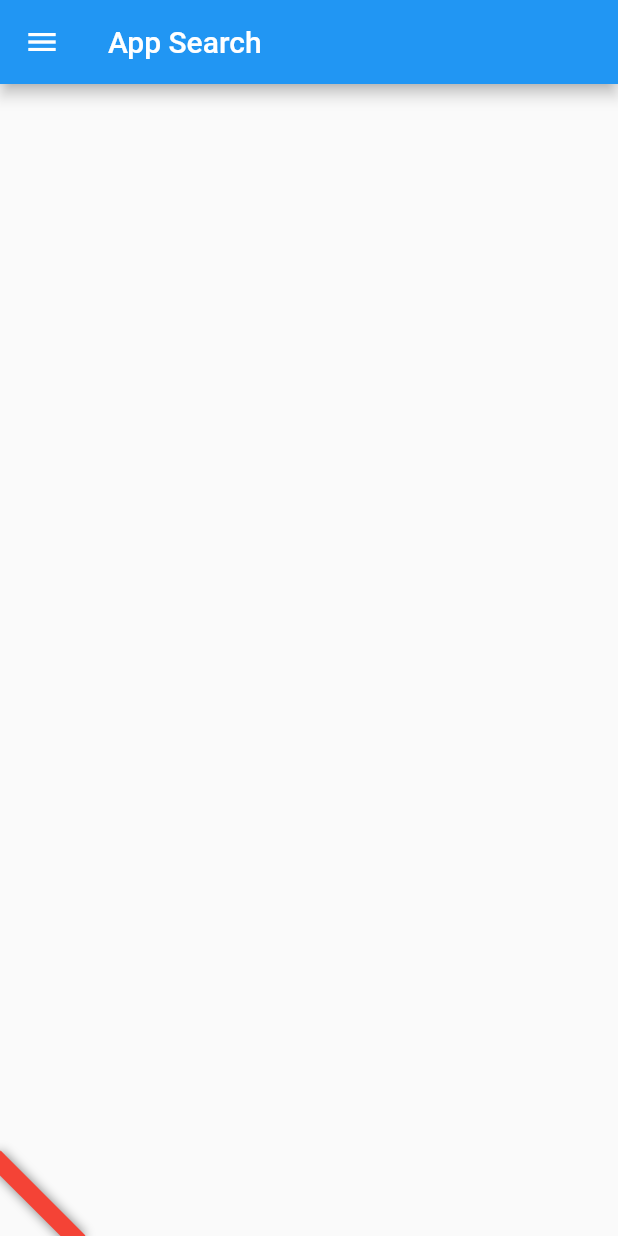
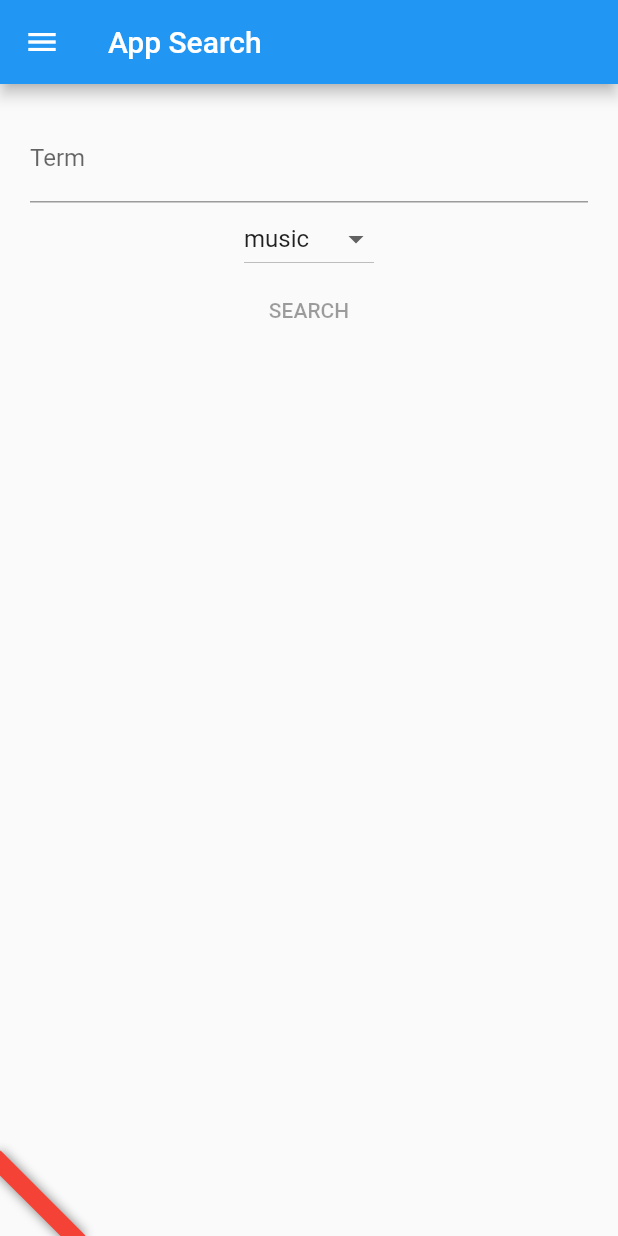
Before and after one commit to greendrop/flutter_work_sample, a Flutter app: the screen it shows after launch, on a phone screen of 412 x 824 dp. Run offline on Flutter 3.47's test engine with Material 2 defaults, Android fonts, the phone set to English and light mode, and no system bars; our stand-ins replace flutter_hooks, hooks_riverpod, routemaster.

Commit message:
add search form

```diff
--- a/lib/app_route.dart
+++ b/lib/app_route.dart
@@ -1,7 +1,7 @@
 import 'package:flutter/material.dart';
 import 'package:flutter_hooks/flutter_hooks.dart';
 import 'package:flutter_work_sample/config/app_config.dart';
-import 'package:flutter_work_sample/pages/app_list_page.dart';
+import 'package:flutter_work_sample/pages/app_search_page.dart';
 import 'package:flutter_work_sample/pages/not_found_page.dart';
 import 'package:routemaster/routemaster.dart';
 
--- /dev/null
+++ b/lib/components/molecules/app_search_form.dart
@@ -0,0 +1,63 @@
+import 'package:flutter/material.dart';
+import 'package:flutter_hooks/flutter_hooks.dart';
+
+@immutable
+class AppSearchAddForm extends HookWidget {
+  const AppSearchAddForm(
+      {required this.onChangedTerm,
+      required this.onChangedMedia,
+      required this.onPressedSearch});
+
+  final void Function(String) onChangedTerm;
+  final void Function(String) onChangedMedia;
+  final void Function() onPressedSearch;
+
+  @override
+  Widget build(BuildContext context) {
+    final isInitialized = useState(false);
+    final termTextEditingController = useTextEditingController(text: '');
+
+    useEffect(() {
+      termTextEditingController.addListener(() {
+        onChangedTerm(termTextEditingController.text);
+      });
+      isInitialized.value = true;
+
+      return () {};
+    }, []);
+
+    if (isInitialized.value == false) {
+      return Container();
+    }
+
+    return Column(children: [
+      TextFormField(
+          controller: termTextEditingController,
+          decoration: const InputDecoration(labelText: 'Term'),
+          validator: _termValidator),
+      DropdownButton(
+          items: const [
+            DropdownMenuItem(value: 'music', child: Text('music')),
+            DropdownMenuItem(value: 'software', child: Text('software')),
+          ],
+          value: 'music',
+          onChanged: (value) {
+            onChangedMedia(value.toString());
+          }),
+      TextButton(
+          onPressed:
+              termTextEditingController.text == '' ? null : onPressedSearch,
+          child: const Text('SEARCH'))
+    ]);
+  }
+
+  String? _termValidator(String? value) {
+    if (value == null) {
+      return "Term can't be blank";
+    }
+    if (value.isEmpty) {
+      return "Term can't be blank";
+    }
+    return null;
+  }
+}
--- /dev/null
+++ b/lib/components/organisms/app_search_body.dart
@@ -0,0 +1,42 @@
+import 'package:flutter/material.dart';
+import 'package:flutter_hooks/flutter_hooks.dart';
+import 'package:flutter_work_sample/components/molecules/app_search_form.dart';
+
+class AppSearchBody extends HookWidget {
+  @override
+  Widget build(BuildContext context) {
+    /*
+    final summaryListStateNotifier =
+        useProvider(summaryListStateProvider.notifier);
+    final summaryListState = useProvider(summaryListStateProvider);
+    */
+
+    final term = useState('');
+    final media = useState('music');
+
+    void onChangedTerm(String value) {
+      term.value = value;
+    }
+
+    void onChangedMedia(String value) {
+      media.value = value;
+    }
+
+    void onPressedSearch() {
+      /*
+      summaryListStateNotifier.addGithubUser(name.value);
+      name.value = '';
+      */
+    }
+
+    return Column(crossAxisAlignment: CrossAxisAlignment.center, children: [
+      Container(
+          margin: const EdgeInsets.all(20),
+          child: AppSearchAddForm(
+              onChangedTerm: onChangedTerm,
+              onChangedMedia: onChangedMedia,
+              onPressedSearch: onPressedSearch)),
+      Expanded(child: ListView(children: []))
+    ]);
+  }
+}
--- a/lib/pages/app_list_page.dart
+++ b/lib/pages/app_search_page.dart
@@ -1,5 +1,6 @@
 import 'package:flutter/material.dart';
 import 'package:flutter_hooks/flutter_hooks.dart';
+import 'package:flutter_work_sample/components/organisms/app_search_body.dart';
 import 'package:flutter_work_sample/components/organisms/drawer_body.dart';
 
 class AppSearchPage extends HookWidget {
@@ -10,6 +11,6 @@ class AppSearchPage extends HookWidget {
     return Scaffold(
         appBar: AppBar(title: Text(_title)),
         drawer: DrawerBody(),
-        body: Container());
+        body: AppSearchBody());
   }
 }
```
